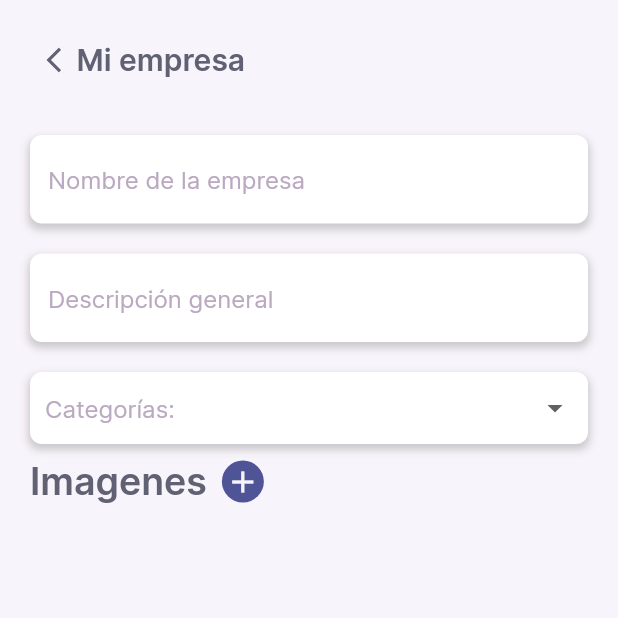
After one commit to alanggdev/eventhub-app, a Flutter app: the CreateCompanyScreen screen opened directly, on a phone screen of 412 x 824 dp, the top half of it. The commit adds this screen. Run offline on Flutter 3.47's test engine with Material 2 defaults, Android fonts, the phone set to English and light mode, and no system bars; our stand-ins replace font_awesome_flutter.

Commit message:
feat: create company screen (UI)

```diff
--- /dev/null
+++ b/lib/features/auth/presentation/pages/create_company_screen.dart
@@ -0,0 +1,200 @@
+import 'package:eventhub_app/features/auth/presentation/widgets/text_field.dart';
+import 'package:flutter/material.dart';
+
+import 'package:eventhub_app/assets.dart';
+
+class CreateCompanyScreen extends StatefulWidget {
+  const CreateCompanyScreen({super.key});
+
+  @override
+  State<CreateCompanyScreen> createState() => _CreateCompanyScreenState();
+}
+
+class _CreateCompanyScreenState extends State<CreateCompanyScreen> {
+  final companyNameController = TextEditingController();
+  final descriptionController = TextEditingController();
+  final phoneController = TextEditingController();
+  final companyEmailController = TextEditingController();
+  final addressController = TextEditingController();
+
+  List<String> selectedOptions = [];
+  String? dropdownValue;
+
+  @override
+  Widget build(BuildContext context) {
+    return Scaffold(
+      backgroundColor: ColorStyles.baseLightBlue,
+      appBar: AppBar(
+        backgroundColor: ColorStyles.baseLightBlue,
+        automaticallyImplyLeading: false,
+        elevation: 0,
+        toolbarHeight: 80,
+        title: Padding(
+          padding: const EdgeInsets.all(15),
+          child: SizedBox(
+            width: MediaQuery.of(context).size.width * 0.35,
+            height: MediaQuery.of(context).size.height * 0.05,
+            child: GestureDetector(
+              onTap: () {
+                Navigator.pop(context);
+              },
+              child: Row(
+                children: const [
+                  Icon(
+                    Icons.arrow_back_ios,
+                    color: ColorStyles.primaryGrayBlue,
+                    size: 20,
+                  ),
+                  Text(
+                    'Mi empresa',
+                    style: TextStyle(
+                      fontSize: 20,
+                      fontWeight: FontWeight.w600,
+                      fontFamily: 'Inter',
+                      color: ColorStyles.primaryGrayBlue,
+                    ),
+                  ),
+                ],
+              ),
+            ),
+          ),
+        ),
+      ),
+      body: SafeArea(
+        child: Column(
+          children: [
+            textFieldFormCompany(
+                context, 'Nombre de la empresa', companyNameController),
+            textFieldFormCompany(
+                context, 'Descripción general', companyNameController),
+            Padding(
+              padding: const EdgeInsets.symmetric(horizontal: 20, vertical: 10),
+              child: Container(
+                decoration: BoxDecoration(
+                  color: ColorStyles.white,
+                  borderRadius: BorderRadius.circular(8),
+                  boxShadow: [
+                    BoxShadow(
+                        color: Colors.grey.withOpacity(0.5),
+                        spreadRadius: 1,
+                        blurRadius: 4,
+                        offset: const Offset(0, 3)),
+                  ],
+                ),
+                child: Padding(
+                  padding: const EdgeInsets.symmetric(horizontal: 10),
+                  child: Row(
+                    mainAxisAlignment: MainAxisAlignment.spaceEvenly,
+                    children: [
+                      const Padding(
+                        padding: EdgeInsets.only(right: 10),
+                        child: Text(
+                          'Categorías:',
+                          style: TextStyle(
+                            fontSize: 16,
+                            fontFamily: 'Inter',
+                            color: ColorStyles.secondaryColor3,
+                          ),
+                        ),
+                      ),
+                      Expanded(
+                        child: DropdownButtonHideUnderline(
+                          child: DropdownButton<String>(
+                            value: dropdownValue,
+                            underline: const SizedBox(),
+                            onChanged: (String? newValue) {
+                              setState(() {
+                                if (!selectedOptions.contains(newValue)) {
+                                  dropdownValue = newValue;
+                                  selectedOptions.add(newValue!);
+                                }
+                              });
+                            },
+                            items: <String>[
+                              'Alimentos',
+                              'Audio',
+                              'Entretenimiento',
+                              'Vestuario',
+                              'Locación',
+                            ].map<DropdownMenuItem<String>>((String value) {
+                              return DropdownMenuItem<String>(
+                                value: value,
+                                child: Text(value),
+                              );
+                            }).toList(),
+                          ),
+                        ),
+                      ),
+                    ],
+                  ),
+                ),
+              ),
+            ),
+            Wrap(
+              spacing: 8.0,
+              children: selectedOptions.map((option) {
+                return Chip(
+                  backgroundColor: ColorStyles.primaryBlue,
+                  labelStyle: const TextStyle(
+                    color: ColorStyles.baseLightBlue,
+                    fontFamily: 'Inter',
+                  ),
+                  label: Text(option),
+                  deleteIcon: const Icon(
+                    Icons.delete,
+                    color: ColorStyles.baseLightBlue,
+                    size: 16,
+                  ),
+                  shape: RoundedRectangleBorder(
+                    borderRadius: BorderRadius.circular(
+                        10.0), // Cambia el radio de los bordes
+                  ),
+                  onDeleted: () {
+                    setState(() {
+                      selectedOptions.remove(option);
+                    });
+                  },
+                );
+              }).toList(),
+            ),
+            Padding(
+              padding: const EdgeInsets.symmetric(horizontal: 20),
+              child: Row(
+                children: [
+                  const Text(
+                    'Imagenes',
+                    style: TextStyle(
+                        color: ColorStyles.textPrimary2,
+                        fontFamily: 'Inter',
+                        fontWeight: FontWeight.w600,
+                        fontSize: 25),
+                  ),
+                  Padding(
+                    padding: const EdgeInsets.symmetric(horizontal: 10),
+                    child: GestureDetector(
+                      onTap: () {
+                        print('object');
+                      },
+                      child: Container(
+                        height: 28,
+                        width: 28,
+                        decoration: const BoxDecoration(
+                          color: ColorStyles.primaryBlue,
+                          borderRadius: BorderRadius.all(Radius.circular(15)),
+                        ),
+                        child: const Icon(
+                          Icons.add,
+                          color: ColorStyles.baseLightBlue,
+                        ),
+                      ),
+                    ),
+                  ),
+                ],
+              ),
+            ),
+          ],
+        ),
+      ),
+    );
+  }
+}
--- a/lib/features/auth/presentation/pages/sign_in_screen.dart
+++ b/lib/features/auth/presentation/pages/sign_in_screen.dart
@@ -115,7 +115,7 @@ class _SignInScreenState extends State<SignInScreen> {
                             ),
                           ],
                         ),
-                        formButton(context, 'Iniciar sesión', '/home'),
+                        formButtonSignIn(context),
                       ],
                     ),
                   ),
--- a/lib/features/auth/presentation/pages/sign_up_screen.dart
+++ b/lib/features/auth/presentation/pages/sign_up_screen.dart
@@ -169,7 +169,7 @@ class _SignUpScreenState extends State<SignUpScreen> {
                               ),
                             ],
                           ),
-                          formButton(context, 'Crear Cuenta', '/home')
+                          formButtonSignUp(context, userType),
                         ],
                       ),
                     ),
--- a/lib/features/auth/presentation/widgets/text_field.dart
+++ b/lib/features/auth/presentation/widgets/text_field.dart
@@ -15,9 +15,9 @@ Padding textFieldForm(BuildContext context, IconData icon, String label,
           boxShadow: [
             BoxShadow(
               color: Colors.grey.withOpacity(0.5),
-              spreadRadius: 2,
-              blurRadius: 2,
-              // offset: const Offset(0, 3)
+              spreadRadius: 1,
+              blurRadius: 4,
+              offset: const Offset(0, 3)
             ),
           ],
         ),
@@ -26,11 +26,12 @@ Padding textFieldForm(BuildContext context, IconData icon, String label,
           decoration: InputDecoration(
             prefixIcon: Icon(
               icon,
-              color: const Color(0xffE1CACD),
+              color: ColorStyles.secondaryColor3,
             ),
             hintText: label,
             hintStyle: const TextStyle(
-              color: Color(0xffE1CACD),
+              color: ColorStyles.secondaryColor3,
+              fontFamily: 'Inter',
             ),
             border: const OutlineInputBorder(
               borderSide: BorderSide.none,
@@ -41,3 +42,40 @@ Padding textFieldForm(BuildContext context, IconData icon, String label,
     ),
   );
 }
+
+Padding textFieldFormCompany(BuildContext context, String label,
+    TextEditingController fieldContoller) {
+  return Padding(
+    padding: const EdgeInsets.symmetric(horizontal: 20, vertical: 10),
+    child: SizedBox(
+      width: double.infinity,
+      child: Container(
+        decoration: BoxDecoration(
+          color: ColorStyles.white,
+          borderRadius: BorderRadius.circular(8),
+          boxShadow: [
+            BoxShadow(
+              color: Colors.grey.withOpacity(0.5),
+              spreadRadius: 1,
+              blurRadius: 4,
+              offset: const Offset(0, 3)
+            ),
+          ],
+        ),
+        child: TextField(
+          controller: fieldContoller,
+          decoration: InputDecoration(
+            hintText: label,
+            hintStyle: const TextStyle(
+              color: ColorStyles.secondaryColor3,
+              fontFamily: 'Inter',
+            ),
+            border: const OutlineInputBorder(
+              borderSide: BorderSide.none,
+            ),
+          ),
+        ),
+      ),
+    ),
+  );
+}
```
Also changed, not shown: lib/features/auth/presentation/widgets/button.dart (+52 -5 lines).
